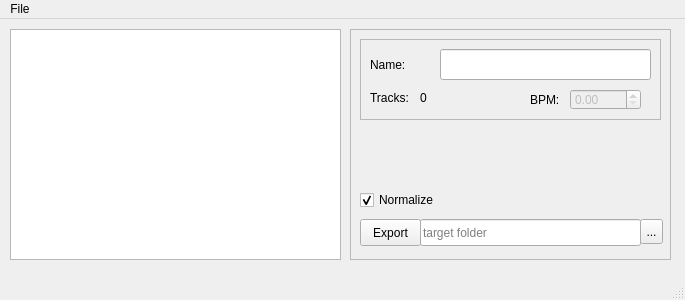
jarills/bouncinsp, file GUI/MainWindow.ui: the form before one commit.
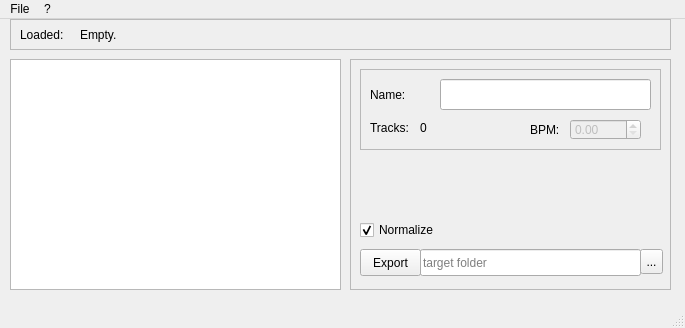
The form after the commit.

Commit message: progress bar and other changes

What changed in the file:
```diff
--- a/GUI/MainWindow.ui
+++ b/GUI/MainWindow.ui
@@ -7,7 +7,7 @@
     <x>0</x>
     <y>0</y>
     <width>685</width>
-    <height>300</height>
+    <height>328</height>
    </rect>
   </property>
   <property name="windowTitle">
@@ -18,7 +18,7 @@
     <property name="geometry">
      <rect>
       <x>10</x>
-      <y>10</y>
+      <y>40</y>
       <width>331</width>
       <height>231</height>
      </rect>
@@ -40,7 +40,7 @@
     <property name="geometry">
      <rect>
       <x>350</x>
-      <y>10</y>
+      <y>40</y>
       <width>321</width>
       <height>231</height>
      </rect>
@@ -101,7 +101,7 @@
       <rect>
        <x>10</x>
        <y>160</y>
-       <width>89</width>
+       <width>101</width>
        <height>22</height>
       </rect>
      </property>
@@ -204,6 +204,48 @@
      </widget>
     </widget>
    </widget>
+   <widget class="QFrame" name="songFrame">
+    <property name="geometry">
+     <rect>
+      <x>10</x>
+      <y>0</y>
+      <width>661</width>
+      <height>31</height>
+     </rect>
+    </property>
+    <property name="frameShape">
+     <enum>QFrame::StyledPanel</enum>
+    </property>
+    <property name="frameShadow">
+     <enum>QFrame::Raised</enum>
+    </property>
+    <widget class="QLabel" name="label_4">
+     <property name="geometry">
+      <rect>
+       <x>10</x>
+       <y>8</y>
+       <width>61</width>
+       <height>16</height>
+      </rect>
+     </property>
+     <property name="text">
+      <string>Loaded:</string>
+     </property>
+    </widget>
+    <widget class="QLabel" name="songInfoLabel">
+     <property name="geometry">
+      <rect>
+       <x>70</x>
+       <y>8</y>
+       <width>581</width>
+       <height>16</height>
+      </rect>
+     </property>
+     <property name="text">
+      <string>Empty.</string>
+     </property>
+    </widget>
+   </widget>
   </widget>
   <widget class="QMenuBar" name="menuBar">
    <property name="geometry">
@@ -211,7 +253,7 @@
      <x>0</x>
      <y>0</y>
      <width>685</width>
-     <height>27</height>
+     <height>25</height>
     </rect>
    </property>
    <widget class="QMenu" name="menuFile">
@@ -224,7 +266,14 @@
     <addaction name="separator"/>
     <addaction name="actionExit"/>
    </widget>
+   <widget class="QMenu" name="menu">
+    <property name="title">
+     <string>?</string>
+    </property>
+    <addaction name="actionAbout"/>
+   </widget>
    <addaction name="menuFile"/>
+   <addaction name="menu"/>
   </widget>
   <widget class="QStatusBar" name="statusBar"/>
   <action name="actionOpen">
```
Left out of the diff: 5 changed lines with no effect on the pictures. The commit also changes 1 other file.
